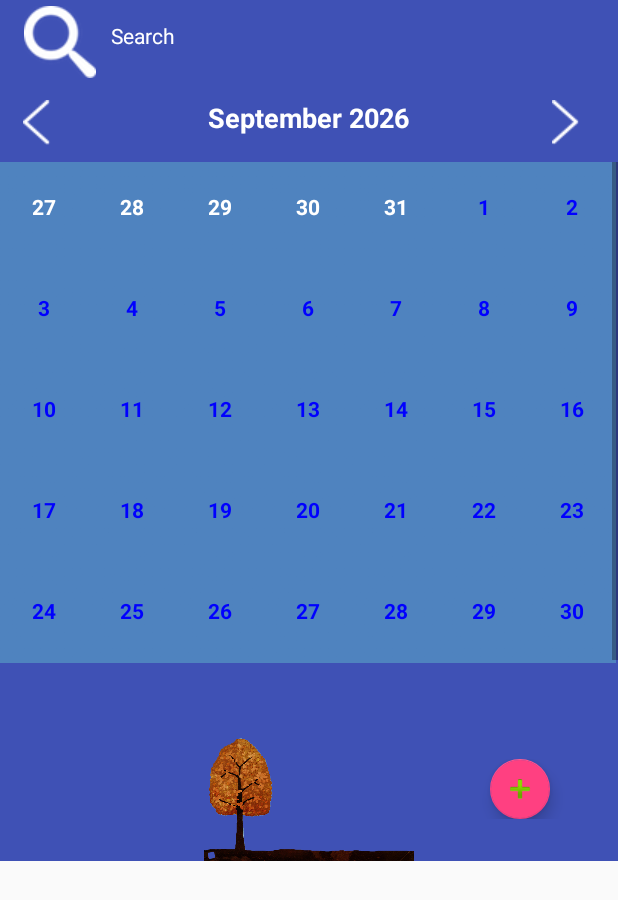
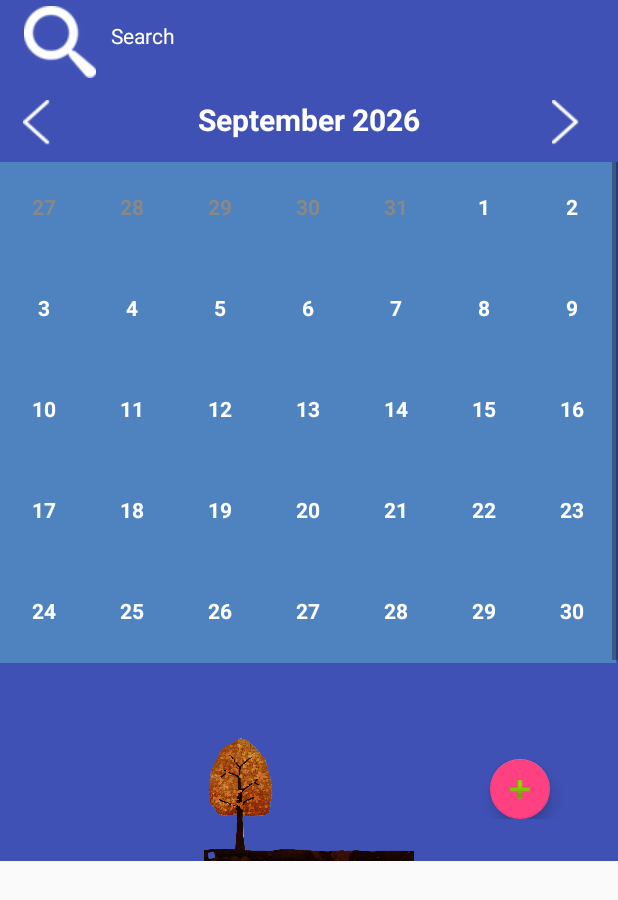
Before and after one commit to barsKii/FlatApplication-SDP-GRP3, an Android app: the CalendarMain screen opened directly, with no data from a screen before it, after a tap on an icon or button, on a phone screen of 412 x 824 dp. Shown: the top 900 px of the screen. Run offline under Robolectric (Android 15) with nearby library versions, the phone set to English and light mode, and no system bars.

Commit message:
Add files via upload

```diff
--- a/app/src/main/java/com/sdpcrew/android/flatapp/Calender/CalendarAdapter.java
+++ b/app/src/main/java/com/sdpcrew/android/flatapp/Calender/CalendarAdapter.java
@@ -59,7 +59,6 @@ public class CalendarAdapter extends BaseAdapter {
     public void refreshDays() {
         items.clear();
         dayEvents.clear();// keep an eye on varibale for future
-        Locale.setDefault(Locale.US);
         prevMonth = (GregorianCalendar) calendarRef.clone();// clone again for proctection
         firstDayOfMonth = getFirstDayOfMonth();
         MaxWeekInMonth = getMaxWeekInMonth();
@@ -127,15 +126,15 @@ public class CalendarAdapter extends BaseAdapter {
         String[] separatedTime = dayEvents.get(position).split("-");
         String gridvalue = separatedTime[2].replaceFirst("^0*", "");
         if ((Integer.parseInt(gridvalue) > 1) && (position < firstDayOfMonth)) {
-            dayView.setTextColor(Color.WHITE);
+            dayView.setTextColor(Color.GRAY);
             dayView.setClickable(false);
             dayView.setFocusable(false);
         } else if ((Integer.parseInt(gridvalue) < 7) && (position > 28)) {
-            dayView.setTextColor(Color.WHITE);
+            dayView.setTextColor(Color.GRAY);
             dayView.setClickable(false);
             dayView.setFocusable(false);
         } else {
-            dayView.setTextColor(Color.BLUE);
+            dayView.setTextColor(Color.WHITE);
         }
         if (dayEvents.get(position).equals(curentDate)) {
             setSelected(v);
--- a/app/src/main/java/com/sdpcrew/android/flatapp/Calender/CalendarMain.java
+++ b/app/src/main/java/com/sdpcrew/android/flatapp/Calender/CalendarMain.java
@@ -49,6 +49,7 @@ public class CalendarMain extends AppCompatActivity {
         });
 
         RelativeLayout next = (RelativeLayout) findViewById(R.id.calendar_next);
+
         next.setOnClickListener(new OnClickListener() {
 
             @Override
@@ -73,11 +74,18 @@ public class CalendarMain extends AppCompatActivity {
                 } else if ((gridvalue < 7) && (position > 28)) {
                     setNextMonth();
                     refreshCalendar();
+                }else{
+                    setContentView(R.layout.calendar_day_list);
+                    ((TextView) findViewById(R.id.calendar_day_list_date)).setText(selectedGridDate);
                 }
                 ((CalendarAdapter) parent.getAdapter()).setSelected(v);
                 showToast(selectedGridDate);
+
             }
         });
+
+
+
     }
 
     public void setUpCalendar() {
@@ -126,6 +134,7 @@ public class CalendarMain extends AppCompatActivity {
         handler.post(calendarUpdater); // generate some calendar items
 
         title.setText(android.text.format.DateFormat.format("MMMM yyyy", calendar));
+        title.setTextSize(20);
     }
 
     public Runnable calendarUpdater = new Runnable() {
```
Also changed, not shown: app/src/main/java/com/sdpcrew/android/flatapp/Calender/CalenderEventHandler.java (added, +25 -0 lines).
